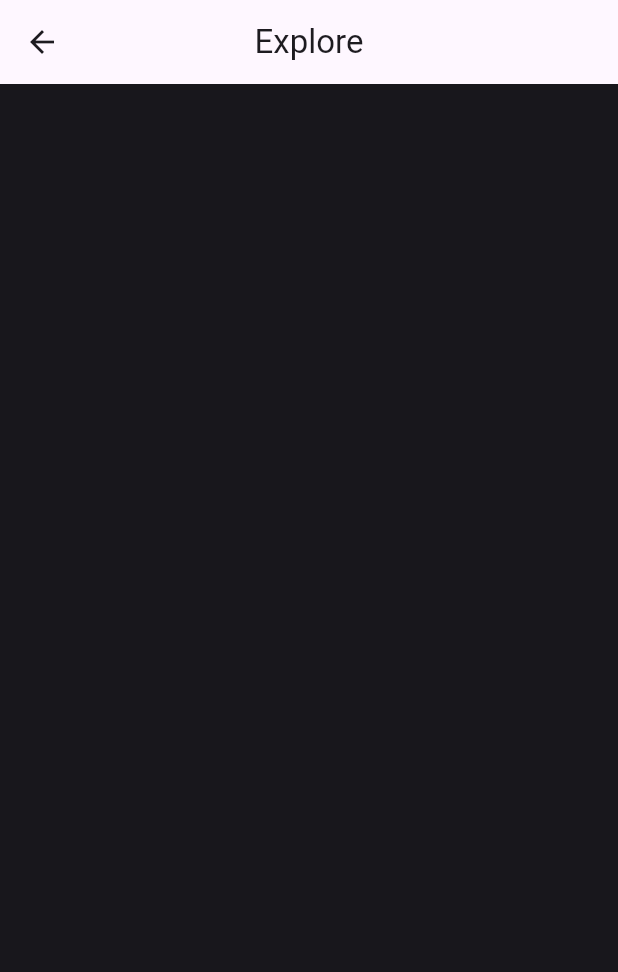
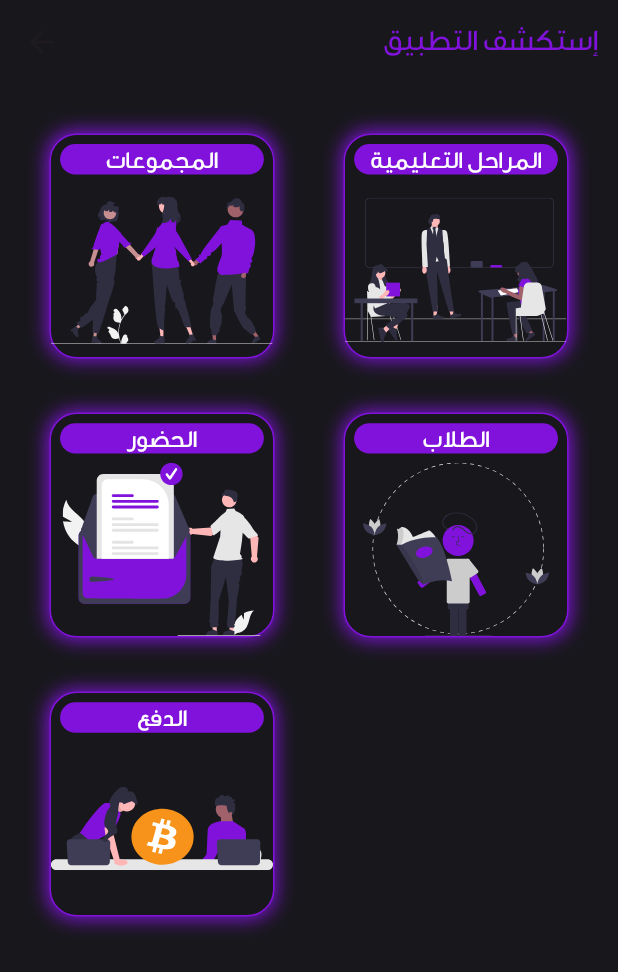
Before and after one commit to Kkmohamed/drosak_app, a Flutter app: the ExploreScreen screen opened by its route, on a phone screen of 412 x 824 dp. Shown: the top 972 px of the screen. Run offline on Flutter 3.47's test engine with Material 3 defaults, Android fonts, the light colour scheme and no system bars; our stand-ins replace device_info_plus, dots_indicator, flutter_screenutil, flutter_svg, shared_preferences; accounts and stored records are empty.

Commit message:
finish explore design

```diff
--- a/lib/core/resources/app_sizes.dart
+++ b/lib/core/resources/app_sizes.dart
@@ -4,13 +4,17 @@ class AppSizes {
   AppSizes._();
 
   ///Heights
+  static double h20 = 20.h;
   static double h40 = 40.h;
+  static double h100 = 100.h;
   static double h200 = 200.h;
 
   ///Widths
+  static double w120 = 120.w;
   static double w300 = 300.w;
 
   ///Padding Height
+  static double ph6 = 6.h;
   static double ph11 = 11.h;
   static double ph12 = 12.h;
   static double ph20 = 20.h;
@@ -18,6 +22,7 @@ class AppSizes {
   ///Padding Width
   static double pw12 = 12.w;
   static double pw20 = 20.w;
+  static double pw30 = 30.w;
 
   ///Font Weights
   static double sp15 = 15.sp;
@@ -25,4 +30,6 @@ class AppSizes {
   static double sp20 = 20.sp;
 
   ///Radius
+  static double r12 = 12.r;
+  static double r18 = 18.r;
 }
--- a/lib/core/resources/app_strings.dart
+++ b/lib/core/resources/app_strings.dart
@@ -12,4 +12,11 @@ class AppStrings {
 
   static const String next = "التالي";
   static const String skip = "تخطي";
+  static const String exploreApp = "إستكشف التطبيق";
+
+  static const String groups = "المجموعات";
+  static const String stages = "المراحل التعليمية";
+  static const String attendance = "الحضور";
+  static const String students = "الطلاب";
+  static const String paying = "الدفع";
 }
--- /dev/null
+++ b/lib/features/explore/model/explore_model.dart
@@ -0,0 +1,17 @@
+import 'package:drosak_app/core/resources/app_assets.dart';
+import 'package:drosak_app/core/resources/app_strings.dart';
+
+class ExploreModel {
+  final String text;
+  final String image;
+
+  const ExploreModel({required this.text, required this.image});
+
+  static List<ExploreModel> exploreList = [
+    ExploreModel(text: AppStrings.groups, image: AppAssets.onboarding2),
+    ExploreModel(text: AppStrings.stages, image: AppAssets.onboarding1),
+    ExploreModel(text: AppStrings.attendance, image: AppAssets.onboarding4),
+    ExploreModel(text: AppStrings.students, image: AppAssets.onboarding3),
+    ExploreModel(text: AppStrings.paying, image: AppAssets.onboarding5),
+  ];
+}
--- a/lib/features/explore/ui/explore_screen.dart
+++ b/lib/features/explore/ui/explore_screen.dart
@@ -1,3 +1,8 @@
+import 'package:drosak_app/core/resources/app_assets.dart';
+import 'package:drosak_app/core/resources/app_colors.dart';
+import 'package:drosak_app/core/resources/app_sizes.dart';
+import 'package:drosak_app/core/resources/app_strings.dart';
+import 'package:drosak_app/features/explore/ui/widgets/explore_body.dart';
 import 'package:flutter/material.dart';
 
 class ExploreScreen extends StatelessWidget {
@@ -5,6 +10,24 @@ class ExploreScreen extends StatelessWidget {
 
   @override
   Widget build(BuildContext context) {
-    return Scaffold(appBar: AppBar(title: Text("Explore"), centerTitle: true));
+    return Scaffold(
+      appBar: AppBar(
+        backgroundColor: AppColors.primaryBlack,
+        actions: [
+          Padding(
+            padding: EdgeInsets.symmetric(horizontal: AppSizes.pw12),
+            child: Text(
+              AppStrings.exploreApp,
+              style: TextStyle(
+                fontSize: AppSizes.sp20,
+                color: AppColors.primaryPurple,
+                fontFamily: AppFonts.geDinarOne,
+              ),
+            ),
+          ),
+        ],
+      ),
+      body: ExploreBody(),
+    );
   }
 }
--- /dev/null
+++ b/lib/features/explore/ui/widgets/explore_body.dart
@@ -0,0 +1,77 @@
+import 'package:drosak_app/core/resources/app_assets.dart';
+import 'package:drosak_app/core/resources/app_colors.dart';
+import 'package:drosak_app/core/resources/app_sizes.dart';
+import 'package:drosak_app/features/explore/model/explore_model.dart';
+import 'package:flutter/material.dart';
+import 'package:flutter_svg/flutter_svg.dart';
+
+class ExploreBody extends StatelessWidget {
+  const ExploreBody({super.key});
+
+  @override
+  Widget build(BuildContext context) {
+    return GridView.builder(
+      padding: EdgeInsets.all(AppSizes.pw30),
+      itemCount: 5,
+      gridDelegate: SliverGridDelegateWithFixedCrossAxisCount(
+        crossAxisCount: 2,
+        crossAxisSpacing: 46,
+        mainAxisSpacing: 36,
+      ),
+      itemBuilder: (BuildContext context, int index) {
+        final model = ExploreModel.exploreList[index];
+        return ExploreItem(model: model);
+      },
+    );
+  }
+}
+
+class ExploreItem extends StatelessWidget {
+  const ExploreItem({super.key, required this.model});
+
+  final ExploreModel model;
+
+  @override
+  Widget build(BuildContext context) {
+    return Container(
+      width: AppSizes.w120,
+      height: AppSizes.h100,
+      decoration: BoxDecoration(
+        boxShadow: [
+          BoxShadow(
+            color: AppColors.primaryPurple,
+            spreadRadius: 1,
+            blurRadius: 10,
+            offset: Offset(0, 0),
+          ),
+        ],
+        borderRadius: BorderRadius.circular(AppSizes.r18),
+        color: AppColors.primaryBlack,
+        border: BoxBorder.all(width: 1, color: AppColors.primaryPurple),
+      ),
+      child: Column(
+        children: [
+          Container(
+            alignment: Alignment.center,
+            margin: EdgeInsets.all(AppSizes.ph6),
+            width: double.infinity,
+            height: AppSizes.h20,
+            decoration: BoxDecoration(
+              color: AppColors.primaryPurple,
+              borderRadius: BorderRadius.circular(AppSizes.r12),
+            ),
+            child: Text(
+              model.text,
+              style: TextStyle(
+                color: Colors.white,
+                fontSize: AppSizes.sp16,
+                fontFamily: AppFonts.geDinarOne,
+              ),
+            ),
+          ),
+          Expanded(child: SvgPicture.asset(model.image, fit: BoxFit.contain)),
+        ],
+      ),
+    );
+  }
+}
```
